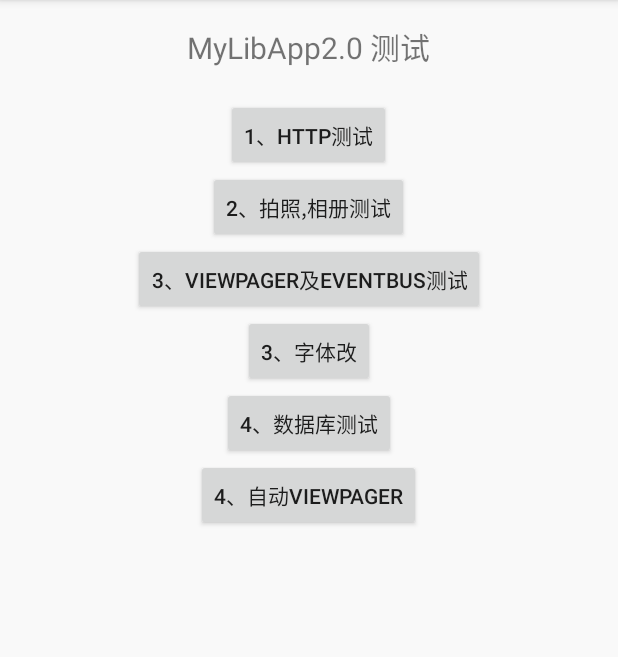
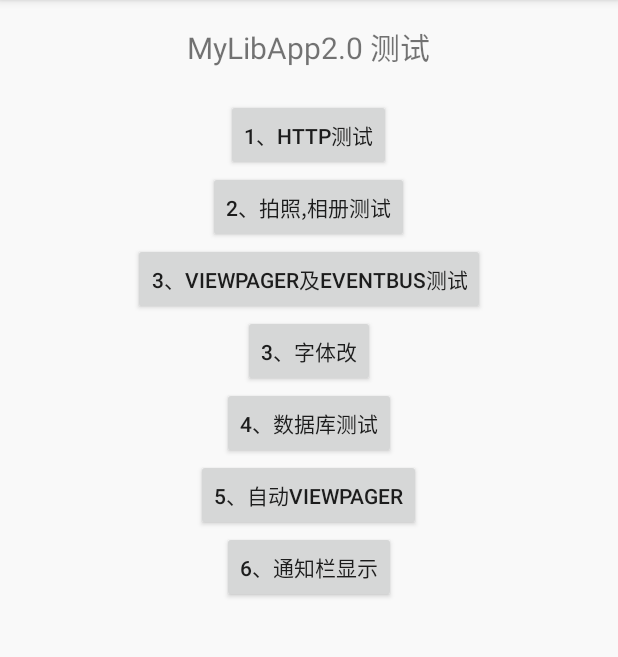
Before and after one commit to lonaever/MyApp, an Android app: the screen it shows after launch (HomeActivity), on a phone screen of 412 x 824 dp, the part 84-741 px from its top. Run offline under Robolectric (Android 15) with nearby library versions, the phone set to English and light mode, and no system bars; our stand-ins replace ButterKnife; libraries missing offline, so code that uses them is left out: cn.finalteam.galleryfinal, cn.finalteam.toolsfinal, com.github.johnpersano.supertoasts, uk.co.chrisjenx; pictures from the network do not load; Roboto replaces fonts that are not available here; 4 statements that could not run were skipped.

Commit message:
增加通知栏显示测试

```diff
--- a/Sample/src/main/res/layout/activity_home.xml
+++ b/Sample/src/main/res/layout/activity_home.xml
@@ -63,7 +63,13 @@
                 android:id="@+id/btn_autopager"
                 android:layout_width="wrap_content"
                 android:layout_height="wrap_content"
-                android:text="4、自动ViewPager" />
+                android:text="5、自动ViewPager" />
+
+            <Button
+                android:id="@+id/btn_notify"
+                android:layout_width="wrap_content"
+                android:layout_height="wrap_content"
+                android:text="6、通知栏显示" />
         </LinearLayout>
 
 
```
Also changed, not shown: Sample/src/main/java/com/xtkj/testnewsframe/page/home/HomeActivity.java (+22 -0 lines), Sample/src/main/res/mipmap-xhdpi/ic_test_nofity.png (added).
